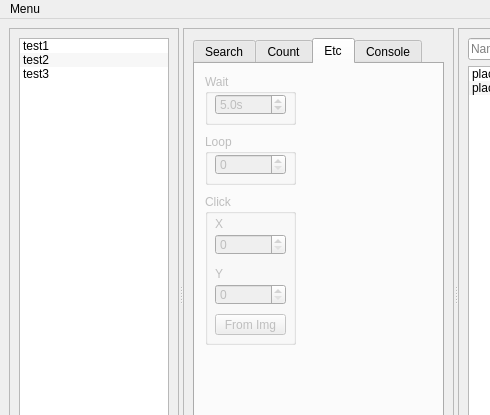
This is Qt_UI/pymacro.ui in jupiterbjy/python-macro-practice as Qt 5 draws it before an edit; both pictures show x 0 to 490 and y 0 to 415 of the 739 by 587 pixel window. The edited form follows.
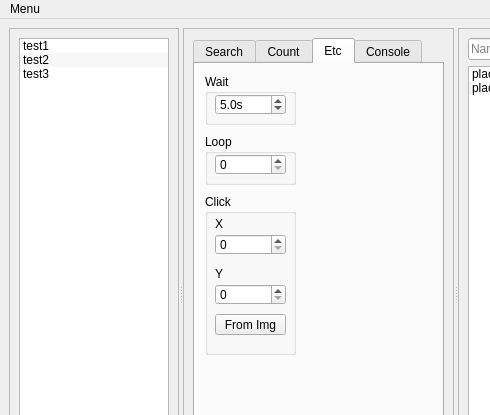
This is the edited form. The open tabs and pages were chosen to show the change.

The edit to the form file:
```diff
--- a/Qt_UI/pymacro.ui
+++ b/Qt_UI/pymacro.ui
@@ -472,7 +472,7 @@
            </widget>
            <widget class="QGroupBox" name="waitGroup">
             <property name="enabled">
-             <bool>false</bool>
+             <bool>true</bool>
             </property>
             <property name="geometry">
              <rect>
@@ -516,7 +516,7 @@
            </widget>
            <widget class="QGroupBox" name="loopGroup">
             <property name="enabled">
-             <bool>false</bool>
+             <bool>true</bool>
             </property>
             <property name="geometry">
              <rect>
@@ -529,6 +529,9 @@
             <property name="title">
              <string>Loop</string>
             </property>
+            <property name="checkable">
+             <bool>false</bool>
+            </property>
             <widget class="QSpinBox" name="loopCountSpin">
              <property name="geometry">
               <rect>
@@ -541,15 +544,12 @@
             </widget>
            </widget>
            <widget class="QGroupBox" name="clickGroup">
-            <property name="enabled">
-             <bool>false</bool>
-            </property>
             <property name="geometry">
              <rect>
               <x>10</x>
               <y>130</y>
               <width>91</width>
-              <height>151</height>
+              <height>161</height>
              </rect>
             </property>
             <property name="title">
```
Left out of the diff: 102 changed lines with no effect on the pictures.
